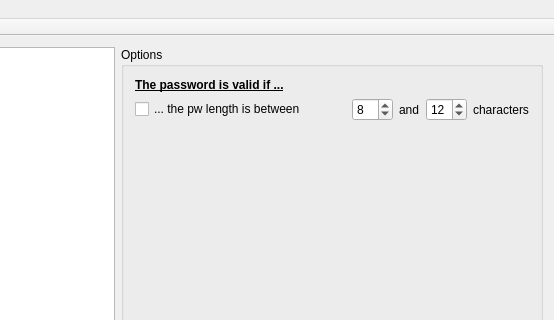
The window that frmmain.ui (gerald-b/GEB_PW_SyntaxCheck) describes before a commit, drawn with Qt 5; both pictures show x 221 to 775 and y 0 to 320 of the 775 by 500 pixel window.
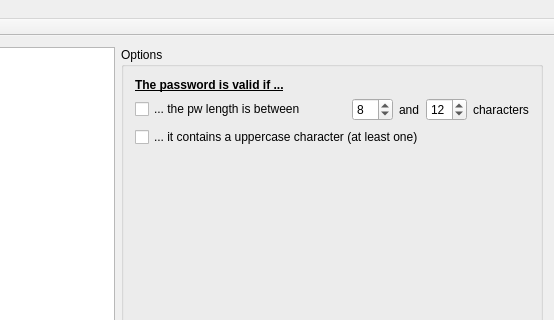
The same window after the commit.

Diff of the .ui file:
```diff
--- a/frmmain.ui
+++ b/frmmain.ui
@@ -99,6 +99,13 @@
          </item>
         </layout>
        </item>
+       <item>
+        <widget class="QCheckBox" name="cbContainsUpperCase">
+         <property name="text">
+          <string>... it contains a uppercase character (at least one)</string>
+         </property>
+        </widget>
+       </item>
        <item>
         <spacer name="verticalSpacer">
          <property name="orientation">
```
